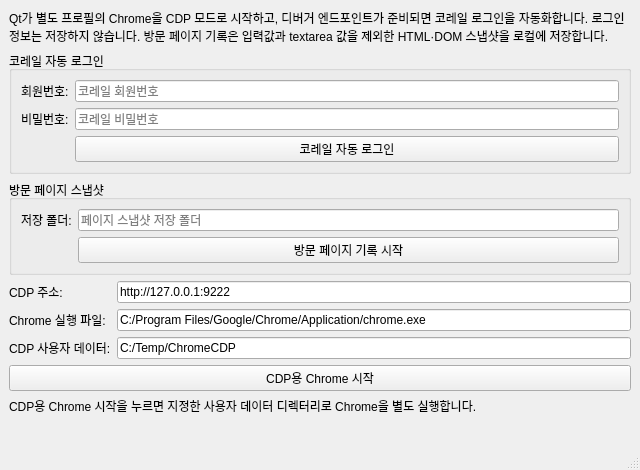
This is mainwindow.ui in ongre01/Qt_CDP as Qt 5 draws it before an edit. The edited form follows.
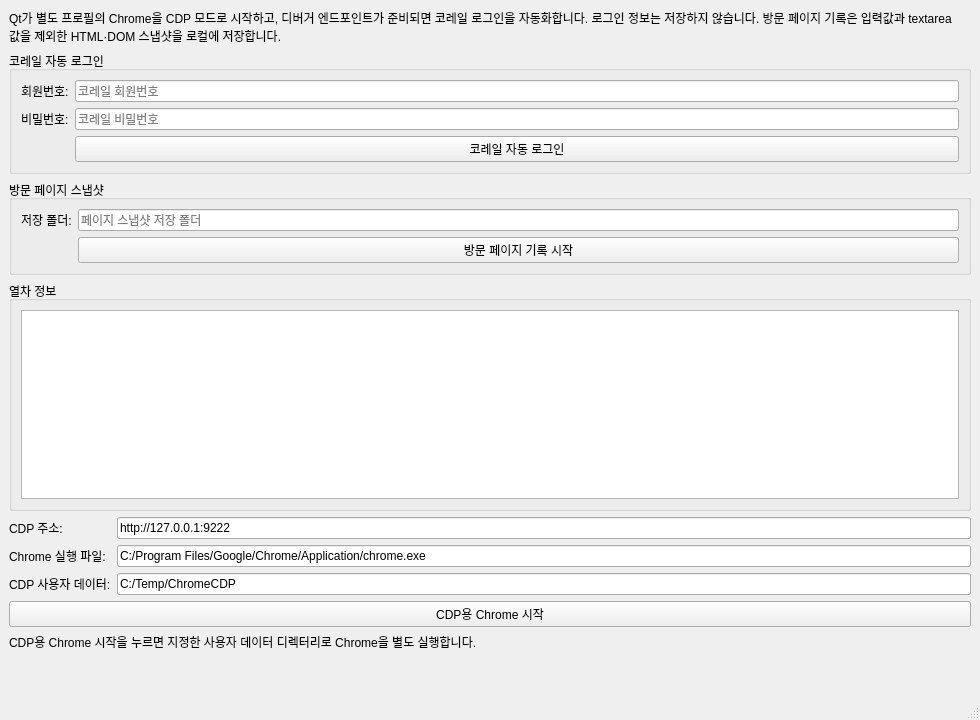
This is the edited form.

Commit message: feat(train): add train info detection and table UI

What changed in the file:
```diff
--- a/mainwindow.ui
+++ b/mainwindow.ui
@@ -6,8 +6,8 @@
    <rect>
     <x>0</x>
     <y>0</y>
-    <width>640</width>
-    <height>470</height>
+    <width>980</width>
+    <height>720</height>
    </rect>
   </property>
   <property name="windowTitle">
@@ -102,6 +102,25 @@
       </layout>
      </widget>
     </item>
+    <item>
+     <widget class="QGroupBox" name="trainInfoGroupBox">
+      <property name="title">
+       <string>열차 정보</string>
+      </property>
+      <layout class="QVBoxLayout" name="trainInfoLayout">
+       <item>
+        <widget class="QTableWidget" name="trainInfoTableWidget">
+         <property name="alternatingRowColors">
+          <bool>true</bool>
+         </property>
+         <property name="selectionMode">
+          <enum>QAbstractItemView::SingleSelection</enum>
+         </property>
+        </widget>
+       </item>
+      </layout>
+     </widget>
+    </item>
     <item>
      <layout class="QFormLayout" name="formLayout">
       <item row="0" column="0">
```
The commit also changes 2 other files.
